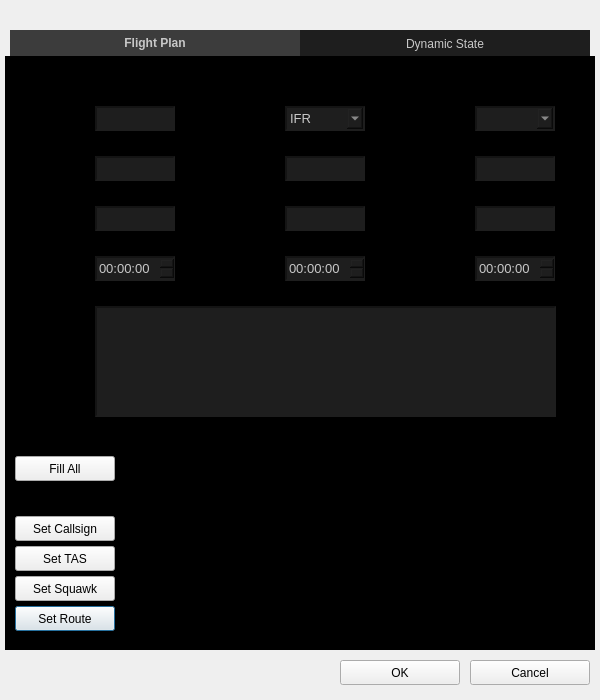
Qt form ui/dialogflightcreator.ui (ignmiz/ATC_Console) before a commit.
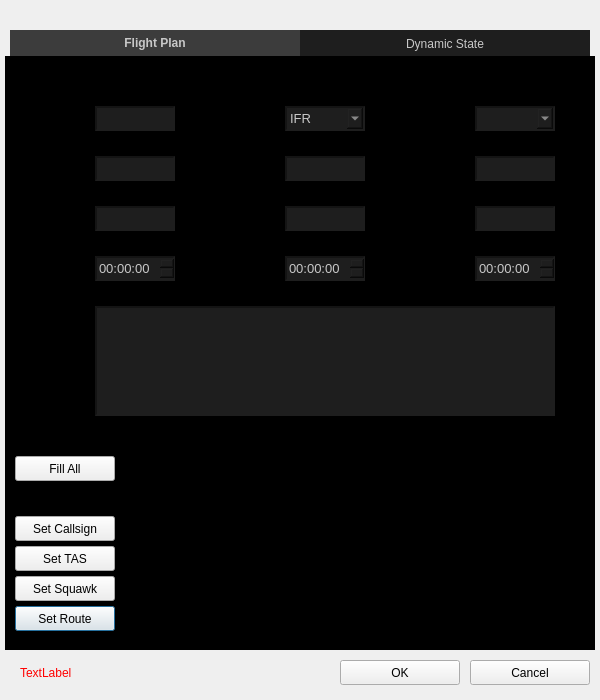
The same form after that commit.

Commit message: Implemented DialogFlightCreator form verification

```diff
--- a/ui/dialogflightcreator.ui
+++ b/ui/dialogflightcreator.ui
@@ -505,50 +505,6 @@
       <set>Qt::AlignRight|Qt::AlignTrailing|Qt::AlignVCenter</set>
      </property>
     </widget>
-    <widget class="QTextEdit" name="textEditRoute">
-     <property name="geometry">
-      <rect>
-       <x>90</x>
-       <y>250</y>
-       <width>461</width>
-       <height>111</height>
-      </rect>
-     </property>
-     <property name="styleSheet">
-      <string notr="true">QTextEdit
-{
-	color: #c8c8c8;
-	background-color: #1e1e1e;
-	border-style: inset;
-	border-width: 2px;
-	border-color: #141414;
-}
-
-QScrollBar:vertical
-{
-	background: #000000;
-	width: 5px;
-	border: none;
-	margin: 0px 0px 0px 0px;
-}
-
-QScrollBar::handle:vertical {
-    background: #323232;
-}
-
-QScrollBar::add-page:vertical
-{
-	background: #1e1e1e;
-	border: none;
-}
-
-QScrollBar::sub-page:vertical
-{
-	background: #1e1e1e;
-	border: none;
-}</string>
-     </property>
-    </widget>
     <widget class="QPushButton" name="buttonSetRoute">
      <property name="geometry">
       <rect>
@@ -673,6 +629,50 @@
       </rect>
      </property>
     </widget>
+    <widget class="QPlainTextEdit" name="plainTextEditRoute">
+     <property name="geometry">
+      <rect>
+       <x>90</x>
+       <y>250</y>
+       <width>460</width>
+       <height>110</height>
+      </rect>
+     </property>
+     <property name="styleSheet">
+      <string notr="true">QPlainTextEdit
+{
+	color: #c8c8c8;
+	background-color: #1e1e1e;
+	border-style: inset;
+	border-width: 2px;
+	border-color: #141414;
+}
+
+QScrollBar:vertical
+{
+	background: #000000;
+	width: 5px;
+	border: none;
+	margin: 0px 0px 0px 0px;
+}
+
+QScrollBar::handle:vertical {
+    background: #323232;
+}
+
+QScrollBar::add-page:vertical
+{
+	background: #1e1e1e;
+	border: none;
+}
+
+QScrollBar::sub-page:vertical
+{
+	background: #1e1e1e;
+	border: none;
+}</string>
+     </property>
+    </widget>
    </widget>
    <widget class="QWidget" name="tabDynamicState">
     <attribute name="title">
@@ -1104,6 +1104,25 @@
     <string>Cancel</string>
    </property>
   </widget>
+  <widget class="QLabel" name="labelError">
+   <property name="geometry">
+    <rect>
+     <x>20</x>
+     <y>660</y>
+     <width>300</width>
+     <height>25</height>
+    </rect>
+   </property>
+   <property name="styleSheet">
+    <string notr="true">QLabel
+{	
+	color: #ff0000;
+}</string>
+   </property>
+   <property name="text">
+    <string>TextLabel</string>
+   </property>
+  </widget>
  </widget>
  <resources/>
  <connections/>
```
The commit also changes 6 other files.
